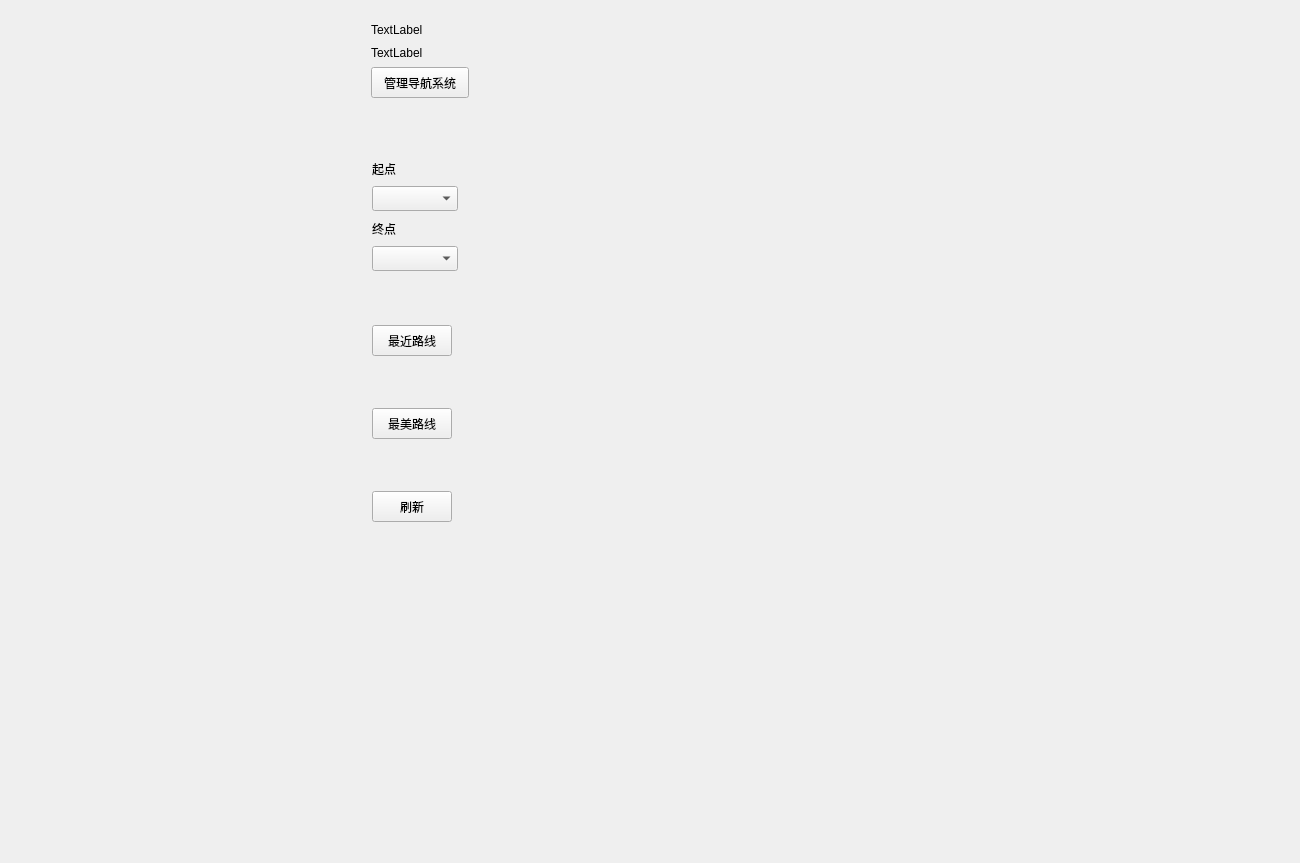
Old version of the form Qt/Navigation_system/mainmenu.ui in the repository g1050/Daily.
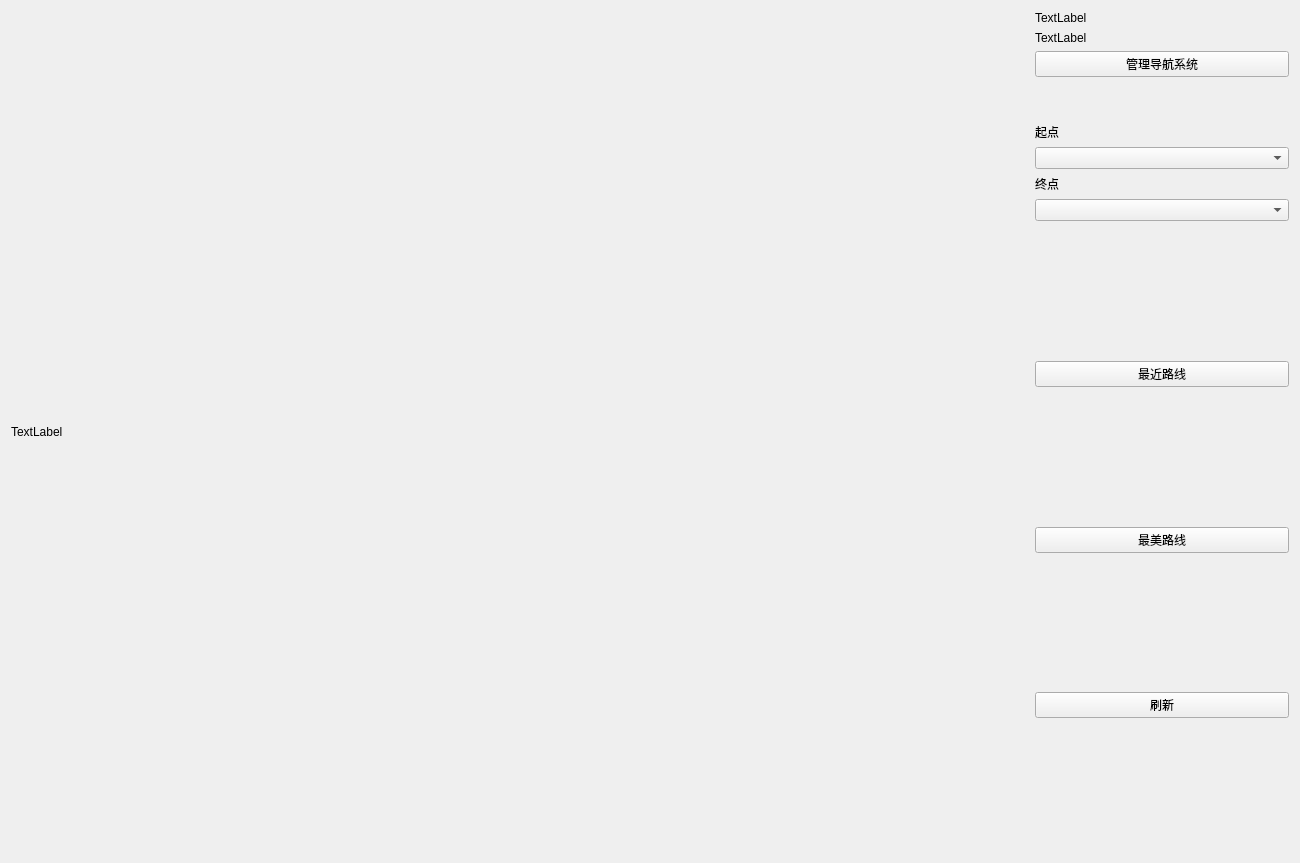
New version of the form.

```diff
--- a/Qt/Navigation_system/mainmenu.ui
+++ b/Qt/Navigation_system/mainmenu.ui
@@ -16,63 +16,70 @@
     <height>863</height>
    </size>
   </property>
-  <property name="maximumSize">
-   <size>
-    <width>1300</width>
-    <height>863</height>
-   </size>
-  </property>
   <property name="windowTitle">
    <string>Form</string>
   </property>
+  <layout class="QHBoxLayout" name="horizontalLayout" stretch="8,2">
+   <item>
+    <widget class="QLabel" name="lb_map">
+     <property name="text">
+      <string>TextLabel</string>
+     </property>
+    </widget>
+   </item>
+   <item>
+    <layout class="QVBoxLayout" name="verticalLayout_3">
+     <item>
   <widget class="QLabel" name="label_2">
-   <property name="geometry">
-    <rect>
-     <x>371</x>
-     <y>21</y>
-     <width>67</width>
-     <height>17</height>
-    </rect>
-   </property>
    <property name="text">
     <string>TextLabel</string>
    </property>
   </widget>
+     </item>
+     <item>
   <widget class="QLabel" name="label">
-   <property name="geometry">
-    <rect>
-     <x>371</x>
-     <y>44</y>
-     <width>67</width>
-     <height>17</height>
-    </rect>
-   </property>
    <property name="text">
     <string>TextLabel</string>
    </property>
   </widget>
+     </item>
+     <item>
   <widget class="QPushButton" name="btn_manage">
-   <property name="geometry">
-    <rect>
-     <x>371</x>
-     <y>67</y>
-     <width>98</width>
-     <height>31</height>
-    </rect>
-   </property>
    <property name="text">
     <string>管理导航系统</string>
    </property>
   </widget>
+     </item>
+     <item>
+      <spacer name="horizontalSpacer">
+       <property name="orientation">
+        <enum>Qt::Horizontal</enum>
+       </property>
+       <property name="sizeHint" stdset="0">
+        <size>
+         <width>40</width>
+         <height>20</height>
+        </size>
+       </property>
+      </spacer>
+     </item>
+     <item>
+      <layout class="QVBoxLayout" name="verticalLayout_2">
+       <item>
+        <spacer name="horizontalSpacer_2">
+         <property name="orientation">
+          <enum>Qt::Horizontal</enum>
+         </property>
+         <property name="sizeHint" stdset="0">
+          <size>
+           <width>40</width>
+           <height>20</height>
+          </size>
+         </property>
+        </spacer>
+       </item>
+       <item>
   <widget class="QLabel" name="label_3">
-   <property name="geometry">
-    <rect>
-     <x>372</x>
-     <y>157</y>
-     <width>30</width>
-     <height>23</height>
-    </rect>
-   </property>
    <property name="sizePolicy">
     <sizepolicy hsizetype="Ignored" vsizetype="Fixed">
      <horstretch>0</horstretch>
@@ -83,15 +90,9 @@
     <string>起点</string>
    </property>
   </widget>
+       </item>
+       <item>
   <widget class="QComboBox" name="cb_st">
-   <property name="geometry">
-    <rect>
-     <x>372</x>
-     <y>186</y>
-     <width>86</width>
-     <height>25</height>
-    </rect>
-   </property>
    <property name="sizePolicy">
     <sizepolicy hsizetype="Preferred" vsizetype="Fixed">
      <horstretch>0</horstretch>
@@ -99,18 +100,12 @@
     </sizepolicy>
    </property>
   </widget>
+       </item>
+       <item>
   <widget class="QLabel" name="label_4">
    <property name="enabled">
     <bool>true</bool>
    </property>
-   <property name="geometry">
-    <rect>
-     <x>372</x>
-     <y>217</y>
-     <width>30</width>
-     <height>23</height>
-    </rect>
-   </property>
    <property name="sizePolicy">
     <sizepolicy hsizetype="Ignored" vsizetype="Fixed">
      <horstretch>0</horstretch>
@@ -121,55 +116,92 @@
     <string>终点</string>
    </property>
   </widget>
-  <widget class="QComboBox" name="cb_ed">
-   <property name="geometry">
-    <rect>
-     <x>372</x>
-     <y>246</y>
-     <width>86</width>
-     <height>25</height>
-    </rect>
-   </property>
-  </widget>
+       </item>
+       <item>
+        <widget class="QComboBox" name="cb_ed"/>
+       </item>
+      </layout>
+     </item>
+     <item>
+      <layout class="QVBoxLayout" name="verticalLayout">
+       <item>
+        <spacer name="verticalSpacer_4">
+         <property name="orientation">
+          <enum>Qt::Vertical</enum>
+         </property>
+         <property name="sizeHint" stdset="0">
+          <size>
+           <width>20</width>
+           <height>40</height>
+          </size>
+         </property>
+        </spacer>
+       </item>
+       <item>
   <widget class="QPushButton" name="btn_findpath">
-   <property name="geometry">
-    <rect>
-     <x>372</x>
-     <y>325</y>
-     <width>80</width>
-     <height>31</height>
-    </rect>
-   </property>
    <property name="text">
     <string>最近路线</string>
    </property>
   </widget>
+       </item>
+       <item>
+        <spacer name="verticalSpacer_3">
+         <property name="orientation">
+          <enum>Qt::Vertical</enum>
+         </property>
+         <property name="sizeHint" stdset="0">
+          <size>
+           <width>20</width>
+           <height>40</height>
+          </size>
+         </property>
+        </spacer>
+       </item>
+       <item>
   <widget class="QPushButton" name="pushButton">
-   <property name="geometry">
-    <rect>
-     <x>372</x>
-     <y>408</y>
-     <width>80</width>
-     <height>31</height>
-    </rect>
-   </property>
    <property name="text">
     <string>最美路线</string>
    </property>
   </widget>
+       </item>
+       <item>
+        <spacer name="verticalSpacer_2">
+         <property name="orientation">
+          <enum>Qt::Vertical</enum>
+         </property>
+         <property name="sizeHint" stdset="0">
+          <size>
+           <width>20</width>
+           <height>40</height>
+          </size>
+         </property>
+        </spacer>
+       </item>
+       <item>
   <widget class="QPushButton" name="btn_clear">
-   <property name="geometry">
-    <rect>
-     <x>372</x>
-     <y>491</y>
-     <width>80</width>
-     <height>31</height>
-    </rect>
-   </property>
    <property name="text">
     <string>刷新</string>
    </property>
   </widget>
+       </item>
+       <item>
+        <spacer name="verticalSpacer">
+         <property name="orientation">
+          <enum>Qt::Vertical</enum>
+         </property>
+         <property name="sizeHint" stdset="0">
+          <size>
+           <width>20</width>
+           <height>40</height>
+          </size>
+         </property>
+        </spacer>
+       </item>
+      </layout>
+     </item>
+    </layout>
+   </item>
+  </layout>
  </widget>
  <resources/>
  <connections/>
```
Lines whose indentation alone changed are shown as unchanged.
